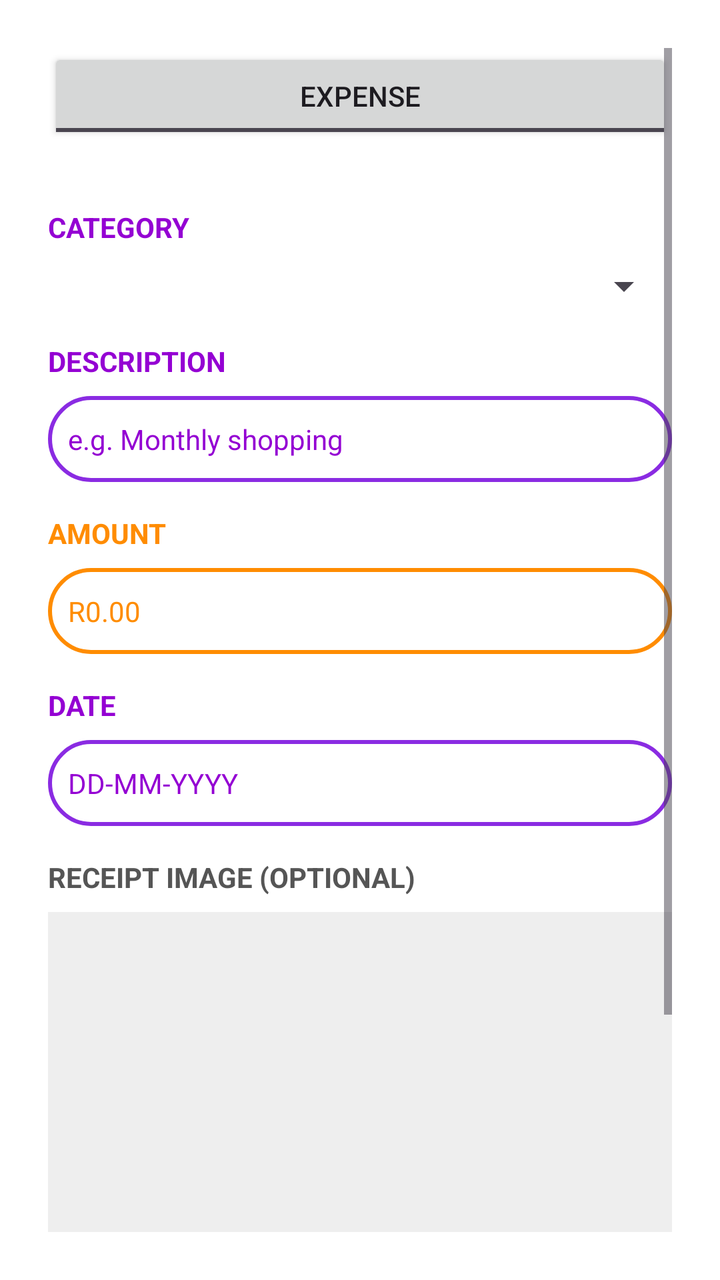
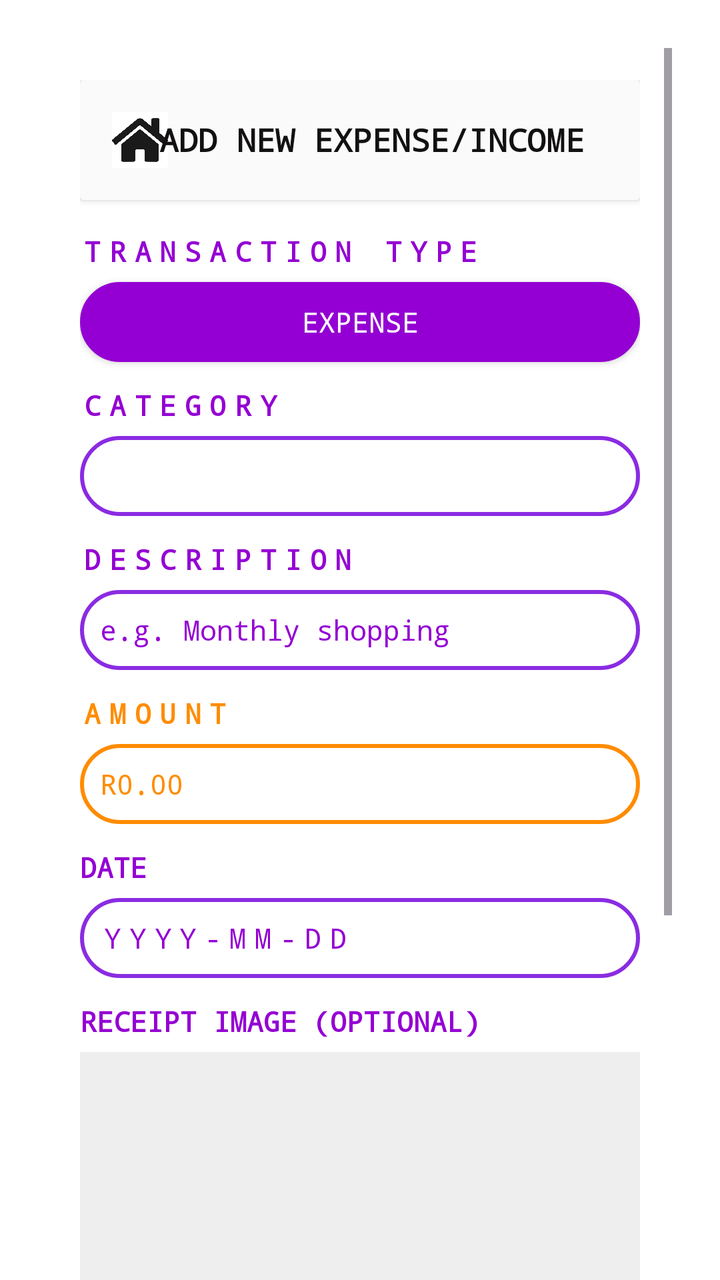

An Android layout rendered at two revisions. The XML below is the earlier revision; the diff shows what the commit changed to produce the second picture.
<!-- AndroidManifest.xml: application theme Theme.FlashApp -->
<!-- res/layout/activity_add_expense.xml -->
<?xml version="1.0" encoding="utf-8"?>
<ScrollView xmlns:android="http://schemas.android.com/apk/res/android"
    android:id="@+id/scrollView"
    android:layout_width="match_parent"
    android:layout_height="match_parent"
    android:background="#FFFFFF"
    android:padding="24dp">

    <LinearLayout
        android:layout_width="match_parent"
        android:layout_height="wrap_content"
        android:orientation="vertical">

        <ToggleButton
            android:id="@+id/toggle_type"
            android:layout_width="match_parent"
            android:layout_height="wrap_content"
            android:textOn="INCOME"
            android:textOff="EXPENSE"
            android:layout_marginBottom="16dp" />

        <TextView
            android:text="CATEGORY"
            android:textStyle="bold"
            android:textColor="@color/DarkViolet"
            android:layout_width="wrap_content"
            android:layout_height="wrap_content"
            android:layout_marginTop="16dp"/>

        <Spinner
            android:id="@+id/input_category_spinner"
            android:layout_width="match_parent"
            android:layout_height="wrap_content"
            android:layout_marginTop="8dp" />

        <TextView
            android:text="DESCRIPTION"
            android:textStyle="bold"
            android:textColor="@color/DarkViolet"
            android:layout_width="wrap_content"
            android:layout_height="wrap_content"
            android:layout_marginTop="16dp"/>

        <EditText
            android:id="@+id/input_description"
            android:hint="e.g. Monthly shopping"
            android:layout_width="match_parent"
            android:layout_height="43dp"
            android:background="@drawable/purple_button_border"
            android:padding="10dp"
            android:textColor="@color/DarkViolet"
            android:textColorHint="@color/DarkViolet"
            android:textSize="14sp"
            android:layout_marginTop="8dp" />

        <TextView
            android:text="AMOUNT"
            android:textStyle="bold"
            android:textColor="@color/DarkOrange"
            android:layout_width="wrap_content"
            android:layout_height="wrap_content"
            android:layout_marginTop="16dp"/>

        <EditText
            android:id="@+id/input_amount"
            android:hint="R0.00"
            android:inputType="numberDecimal"
            android:layout_width="match_parent"
            android:layout_height="43dp"
            android:background="@drawable/orange_button_border"
            android:padding="10dp"
            android:textColor="@color/DarkOrange"
            android:textColorHint="@color/DarkOrange"
            android:textSize="14sp"
            android:layout_marginTop="8dp" />

        <TextView
            android:text="DATE"
            android:textStyle="bold"
            android:textColor="@color/DarkViolet"
            android:layout_width="wrap_content"
            android:layout_height="wrap_content"
            android:layout_marginTop="16dp"/>

        <EditText
            android:id="@+id/input_date"
            android:hint="DD-MM-YYYY"
            android:layout_width="match_parent"
            android:layout_height="43dp"
            android:background="@drawable/purple_button_border"
            android:padding="10dp"
            android:textColor="@color/DarkViolet"
            android:textColorHint="@color/DarkViolet"
            android:textSize="14sp"
            android:layout_marginTop="8dp"
            android:focusable="false"
            android:clickable="true"
            android:inputType="none" />

        <TextView
            android:text="RECEIPT IMAGE (OPTIONAL)"
            android:textStyle="bold"
            android:textColor="#555555"
            android:layout_width="wrap_content"
            android:layout_height="wrap_content"
            android:layout_marginTop="16dp"/>

        <ImageView
            android:id="@+id/image_preview"
            android:layout_width="match_parent"
            android:layout_height="200dp"
            android:layout_marginTop="8dp"
            android:scaleType="centerCrop"
            android:background="#EEEEEE" />

        <Button
            android:id="@+id/upload_btn"
            android:text="Upload Receipt"
            android:layout_width="match_parent"
            android:layout_height="wrap_content"
            android:layout_marginTop="12dp"
            android:backgroundTint="@color/BlueViolet"
            android:textColor="@android:color/white"
            android:textStyle="bold" />

        <LinearLayout
            android:layout_width="match_parent"
            android:layout_height="wrap_content"
            android:orientation="horizontal"
            android:gravity="center"
            android:layout_marginTop="20dp"
            android:weightSum="2">

            <Button
                android:id="@+id/cancel_btn"
                android:layout_weight="1"
                android:layout_width="0dp"
                android:layout_height="wrap_content"
                android:text="Cancel"
                android:background="@drawable/orange_button_border"
                android:textColor="@color/DarkViolet"
                android:textStyle="bold"/>

            <Button
                android:id="@+id/save_btn"
                android:layout_weight="1"
                android:layout_width="0dp"
                android:layout_height="wrap_content"
                android:text="Save"
                android:layout_marginStart="16dp"
                android:background="@drawable/filled_purple_btn"
                android:textColor="@android:color/white"
                android:textStyle="bold"/>
        </LinearLayout>
    </LinearLayout>
</ScrollView>
<!-- resources referenced by this layout -->
<resources>
  <color name="BlueViolet">#8A2BE2</color>
  <color name="DarkOrange">#FF8C00</color>
  <color name="DarkViolet">#9400D3</color>
  <!-- drawable filled_purple_btn (drawable) -->
  <?xml version="1.0" encoding="utf-8"?>
  <shape xmlns:android="http://schemas.android.com/apk/res/android"
      android:shape="rectangle">
      <solid android:color="@color/DarkViolet" /> 
      <stroke
          android:width="2dp"
          android:color="@color/DarkViolet" /> 
      <corners android:radius="32dp" /> 
  </shape>
  <!-- drawable orange_button_border (drawable) -->
  <?xml version="1.0" encoding="utf-8"?>
  <shape xmlns:android="http://schemas.android.com/apk/res/android"
      android:shape="rectangle">
      <solid android:color="@android:color/transparent" />
      <stroke
          android:width="2dp"
          android:color="@color/DarkOrange" />
      <corners android:radius="32dp" />
  </shape>
  <!-- drawable purple_button_border (drawable) -->
  <?xml version="1.0" encoding="utf-8"?>
  <shape xmlns:android="http://schemas.android.com/apk/res/android"
      android:shape="rectangle">
      <solid android:color="@android:color/transparent" />
      <stroke
          android:width="2dp"
          android:color="@color/BlueViolet" />
      <corners android:radius="32dp" />
  </shape>
  <style name="Theme.FlashApp" parent="Base.Theme.FlashApp" />
  <style name="Base.Theme.FlashApp" parent="Theme.Material3.DayNight.NoActionBar">
          
          
      </style>
</resources>

<!-- the commit's change to res/layout/activity_add_expense.xml (unified diff, before → after) -->
@@ -1,98 +1,174 @@
 <?xml version="1.0" encoding="utf-8"?>
-<ScrollView xmlns:android="http://schemas.android.com/apk/res/android"
-    android:id="@+id/scrollView"
+<ScrollView
+    xmlns:android="http://schemas.android.com/apk/res/android"
+    xmlns:app="http://schemas.android.com/apk/res-auto"
+    xmlns:tools="http://schemas.android.com/tools"
     android:layout_width="match_parent"
     android:layout_height="match_parent"
     android:background="#FFFFFF"
-    android:padding="24dp">
+    android:padding="24dp"
+    android:clipToPadding="false"
+    android:fillViewport="true"
+    android:fitsSystemWindows="true"
+    tools:context=".AddExpenseActivity">
 
     <LinearLayout
         android:layout_width="match_parent"
         android:layout_height="wrap_content"
-        android:orientation="vertical">
+        android:orientation="vertical"
+        android:padding="16dp">
+
+        
+        <androidx.cardview.widget.CardView
+            android:layout_width="match_parent"
+            android:layout_height="wrap_content"
+            android:layout_marginBottom="16dp"
+            android:backgroundTint="#FAFAFA">
+
+            <LinearLayout
+                android:layout_width="match_parent"
+                android:layout_height="wrap_content"
+                android:orientation="horizontal"
+                android:gravity="center_vertical"
+                android:padding="12dp">
+
+                <ImageView
+                    android:id="@+id/homeIcon"
+                    android:layout_width="36dp"
+                    android:layout_height="36dp"
+                    android:src="@drawable/ic_home"
+                    android:contentDescription="Back to Dashboard"
+                    android:padding="4dp"
+                    android:clickable="true"
+                    android:focusable="true" />
+
+                <TextView
+                    android:id="@+id/cate_heading"
+                    android:layout_width="0dp"
+                    android:layout_height="wrap_content"
+                    android:layout_weight="1"
+                    android:text="ADD NEW EXPENSE/INCOME"
+                    android:textColor="#121010"
+                    android:textSize="16sp"
+                    android:textStyle="bold"
+                    android:fontFamily="monospace"
+                    android:gravity="center"
+                    android:layout_marginStart="-24dp" />
+            </LinearLayout>
+        </androidx.cardview.widget.CardView>
+
+        
+        <TextView
+            android:layout_width="match_parent"
+            android:layout_height="wrap_content"
+            android:text="TRANSACTION TYPE"
+            android:textColor="@color/DarkViolet"
+            android:letterSpacing="0.3"
+            android:textSize="14sp"
+            android:textStyle="bold"
+            android:layout_marginBottom="6dp"
+            android:fontFamily="monospace" />
 
         <ToggleButton
             android:id="@+id/toggle_type"
             android:layout_width="match_parent"
-            android:layout_height="wrap_content"
+            android:layout_height="40dp"
+            android:textOff="EXPENSE"
             android:textOn="INCOME"
-            android:textOff="EXPENSE"
-            android:layout_marginBottom="16dp" />
+            android:fontFamily="monospace"
+            android:background="@drawable/filled_purple_btn"
+            android:textColor="@color/white"
+            android:layout_marginBottom="12dp" />
 
         <TextView
             android:text="CATEGORY"
             android:textStyle="bold"
             android:textColor="@color/DarkViolet"
-            android:layout_width="wrap_content"
-            android:layout_height="wrap_content"
-            android:layout_marginTop="16dp"/>
+            android:letterSpacing="0.3"
+            android:layout_width="match_parent"
+            android:layout_height="wrap_content"
+            android:layout_marginBottom="6dp"
+            android:fontFamily="monospace"/>
 
         <Spinner
             android:id="@+id/input_category_spinner"
             android:layout_width="match_parent"
-            android:layout_height="wrap_content"
-            android:layout_marginTop="8dp" />
+            android:layout_height="40dp"
+            android:background="@drawable/purple_button_border"
+            android:popupBackground="#FFFFFF"
+            android:textAlignment="center"
+            android:fontFamily="monospace"
+            android:layout_marginBottom="12dp" />
 
         <TextView
             android:text="DESCRIPTION"
             android:textStyle="bold"
-            android:textColor="@color/DarkViolet"
-            android:layout_width="wrap_content"
-            android:layout_height="wrap_content"
-            android:layout_marginTop="16dp"/>
+            android:letterSpacing="0.3"
+            android:textColor="@color/DarkViolet"
+            android:layout_width="match_parent"
+            android:layout_height="wrap_content"
+            android:layout_marginBottom="6dp"
+            android:fontFamily="monospace"/>
 
         <EditText
             android:id="@+id/input_description"
             android:hint="e.g. Monthly shopping"
             android:layout_width="match_parent"
-            android:layout_height="43dp"
+            android:layout_height="40dp"
             android:background="@drawable/purple_button_border"
             android:padding="10dp"
             android:textColor="@color/DarkViolet"
             android:textColorHint="@color/DarkViolet"
             android:textSize="14sp"
-            android:layout_marginTop="8dp" />
+            android:fontFamily="monospace"
+            android:layout_marginBottom="12dp" />
 
         <TextView
             android:text="AMOUNT"
             android:textStyle="bold"
+            android:letterSpacing="0.3"
             android:textColor="@color/DarkOrange"
-            android:layout_width="wrap_content"
-            android:layout_height="wrap_content"
-            android:layout_marginTop="16dp"/>
+            android:layout_width="match_parent"
+            android:layout_height="wrap_content"
+            android:layout_marginBottom="6dp"
+            android:fontFamily="monospace"/>
 
         <EditText
             android:id="@+id/input_amount"
             android:hint="R0.00"
             android:inputType="numberDecimal"
             android:layout_width="match_parent"
-            android:layout_height="43dp"
+            android:layout_height="40dp"
             android:background="@drawable/orange_button_border"
             android:padding="10dp"
             android:textColor="@color/DarkOrange"
             android:textColorHint="@color/DarkOrange"
             android:textSize="14sp"
-            android:layout_marginTop="8dp" />
+            android:fontFamily="monospace"
+            android:layout_marginBottom="12dp" />
 
         <TextView
             android:text="DATE"
             android:textStyle="bold"
             android:textColor="@color/DarkViolet"
-            android:layout_width="wrap_content"
-            android:layout_height="wrap_content"
-            android:layout_marginTop="16dp"/>
+            android:layout_width="match_parent"
+            android:layout_height="wrap_content"
+            android:layout_marginBottom="6dp"
+            android:fontFamily="monospace"/>
 
         <EditText
             android:id="@+id/input_date"
-            android:hint="DD-MM-YYYY"
-            android:layout_width="match_parent"
-            android:layout_height="43dp"
+            android:hint="YYYY-MM-DD"
+            android:letterSpacing="0.3"
+            android:layout_width="match_parent"
+            android:layout_height="40dp"
             android:background="@drawable/purple_button_border"
             android:padding="10dp"
             android:textColor="@color/DarkViolet"
             android:textColorHint="@color/DarkViolet"
             android:textSize="14sp"
-            android:layout_marginTop="8dp"
+            android:fontFamily="monospace"
+            android:layout_marginBottom="12dp"
             android:focusable="false"
             android:clickable="true"
             android:inputType="none" />
@@ -100,16 +176,17 @@
         <TextView
             android:text="RECEIPT IMAGE (OPTIONAL)"
             android:textStyle="bold"
-            android:textColor="#555555"
-            android:layout_width="wrap_content"
-            android:layout_height="wrap_content"
-            android:layout_marginTop="16dp"/>
+            android:textColor="@color/DarkViolet"
+            android:layout_width="match_parent"
+            android:layout_height="wrap_content"
+            android:layout_marginBottom="6dp"
+            android:fontFamily="monospace"/>
 
         <ImageView
             android:id="@+id/image_preview"
             android:layout_width="match_parent"
             android:layout_height="200dp"
-            android:layout_marginTop="8dp"
+            android:layout_marginBottom="12dp"
             android:scaleType="centerCrop"
             android:background="#EEEEEE" />
 
@@ -118,39 +195,22 @@
             android:text="Upload Receipt"
             android:layout_width="match_parent"
             android:layout_height="wrap_content"
-            android:layout_marginTop="12dp"
             android:backgroundTint="@color/BlueViolet"
             android:textColor="@android:color/white"
-            android:textStyle="bold" />
-
-        <LinearLayout
-            android:layout_width="match_parent"
-            android:layout_height="wrap_content"
-            android:orientation="horizontal"
-            android:gravity="center"
-            android:layout_marginTop="20dp"
-            android:weightSum="2">
-
-            <Button
-                android:id="@+id/cancel_btn"
-                android:layout_weight="1"
-                android:layout_width="0dp"
-                android:layout_height="wrap_content"
-                android:text="Cancel"
-                android:background="@drawable/orange_button_border"
-                android:textColor="@color/DarkViolet"
-                android:textStyle="bold"/>
-
-            <Button
-                android:id="@+id/save_btn"
-                android:layout_weight="1"
-                android:layout_width="0dp"
-                android:layout_height="wrap_content"
-                android:text="Save"
-                android:layout_marginStart="16dp"
-                android:background="@drawable/filled_purple_btn"
-                android:textColor="@android:color/white"
-                android:textStyle="bold"/>
-        </LinearLayout>
+            android:textStyle="bold"
+            android:fontFamily="monospace"
+            android:layout_marginBottom="16dp" />
+
+        <Button
+            android:id="@+id/save_btn"
+            android:layout_width="match_parent"
+            android:layout_height="44dp"
+            android:text="Save"
+            android:background="@drawable/purple_button_border"
+            android:textColor="@android:color/holo_purple"
+            android:textStyle="bold"
+            android:fontFamily="monospace"
+            android:layout_marginBottom="12dp"/>
+
     </LinearLayout>
 </ScrollView>
<!-- resource entries referenced after the edit -->
@@ -3,6 +3,7 @@
   <color name="BlueViolet">#8A2BE2</color>
   <color name="DarkOrange">#FF8C00</color>
   <color name="DarkViolet">#9400D3</color>
+  <color name="white">#FFFFFFFF</color>
   <!-- drawable filled_purple_btn (drawable) -->
   <?xml version="1.0" encoding="utf-8"?>
   <shape xmlns:android="http://schemas.android.com/apk/res/android"
@@ -13,6 +14,7 @@
           android:color="@color/DarkViolet" /> 
       <corners android:radius="32dp" /> 
   </shape>
+  <!-- drawable ic_home: png bitmap (drawable, 31080 bytes) -->
   <!-- drawable orange_button_border (drawable) -->
   <?xml version="1.0" encoding="utf-8"?>
   <shape xmlns:android="http://schemas.android.com/apk/res/android"
